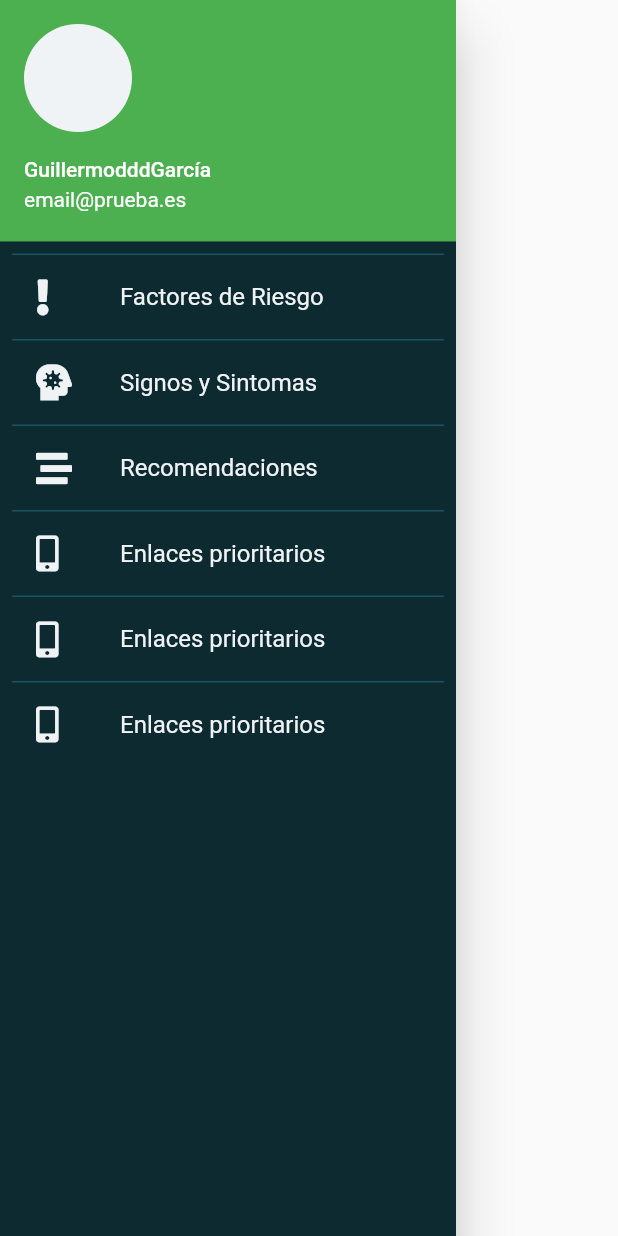
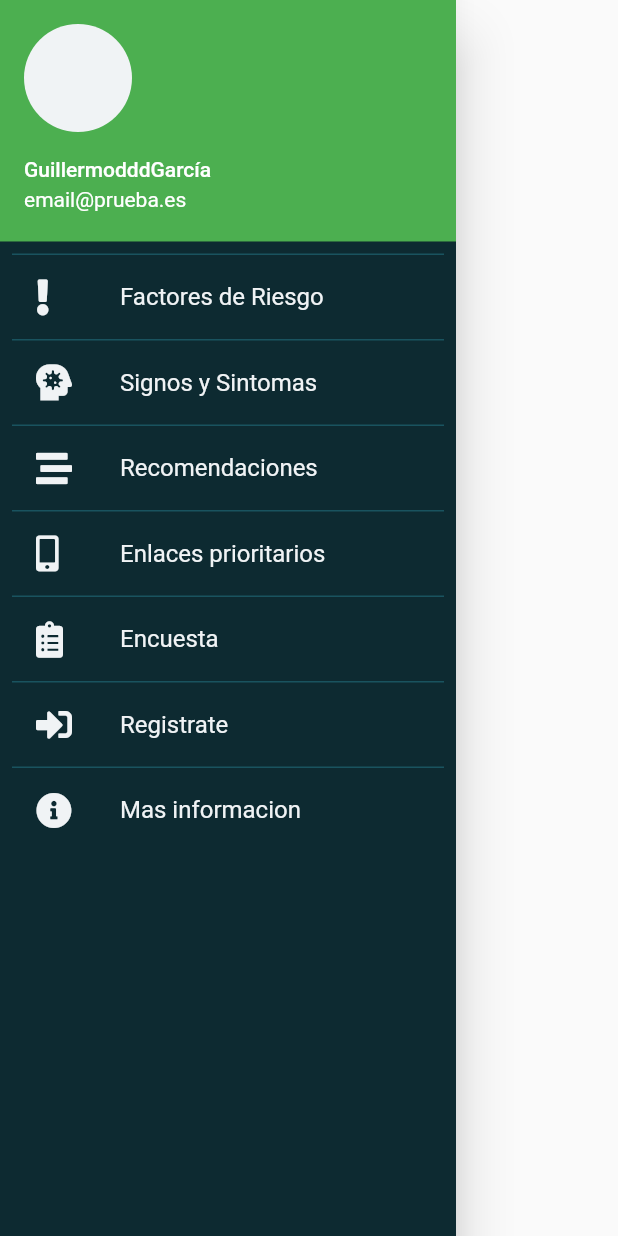
Before and after one commit to daniort/coviapp, a Flutter app: the Menu widget shown alone on an empty page, opened directly, on a phone screen of 412 x 824 dp. Run offline on Flutter 3.47's test engine with Material 2 defaults, Android fonts, the phone set to English and light mode, and no system bars; our stand-ins replace font_awesome_flutter, google_fonts; missing offline and left inert: twitter_api; network calls fail.

Commit message:
cambios minimos

```diff
--- a/lib/menu_lateral/menu_wid.dart
+++ b/lib/menu_lateral/menu_wid.dart
@@ -169,13 +169,13 @@ class Menu extends StatelessWidget {
                       ),
                       child: ListTile(
                           title: Text(
-                            'Enlaces prioritarios',
+                            'Encuesta',
                             style: TextStyle(
                               color: Color(0xfff0f3f5),
                             ),
                           ),
                           leading: FaIcon(
-                            FontAwesomeIcons.mobileAlt,
+                            FontAwesomeIcons.clipboardList,
                             color: Color(0xfff0f3f5),
                             //size: 30.0,
                           )),
@@ -201,13 +201,45 @@ class Menu extends StatelessWidget {
                       ),
                       child: ListTile(
                           title: Text(
-                            'Enlaces prioritarios',
+                            'Registrate',
                             style: TextStyle(
                               color: Color(0xfff0f3f5),
                             ),
                           ),
                           leading: FaIcon(
-                            FontAwesomeIcons.mobileAlt,
+                            FontAwesomeIcons.signInAlt,
+                            color: Color(0xfff0f3f5),
+                            //size: 30.0,
+                          )),
+                    ),
+                  ),
+                ),
+                Padding(
+                  padding: const EdgeInsets.fromLTRB(8.0, 0, 8.0, 0),
+                  child: InkWell(
+                    onTap: () => {
+                      Navigator.pop(context),
+                      Navigator.push(
+                        context,
+                        MaterialPageRoute(
+                          builder: (context) => Enlaces(),
+                        ),
+                      ),
+                    },
+                    child: Container(
+                      decoration: BoxDecoration(
+                        border:
+                            Border(top: BorderSide(color: Color(0xff19535f))),
+                      ),
+                      child: ListTile(
+                          title: Text(
+                            'Mas informacion',
+                            style: TextStyle(
+                              color: Color(0xfff0f3f5),
+                            ),
+                          ),
+                          leading: FaIcon(
+                            FontAwesomeIcons.infoCircle,
                             color: Color(0xfff0f3f5),
                             //size: 30.0,
                           )),
```
Also changed, not shown: pubspec.yaml (+5 -2 lines), pubspec.lock.
